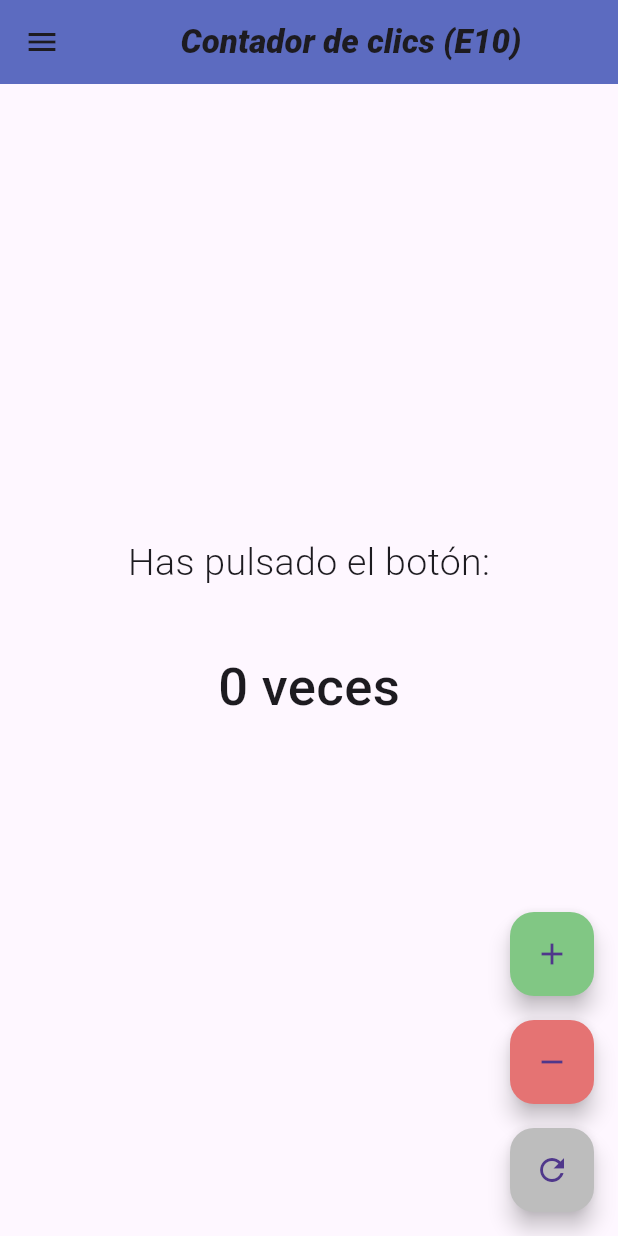
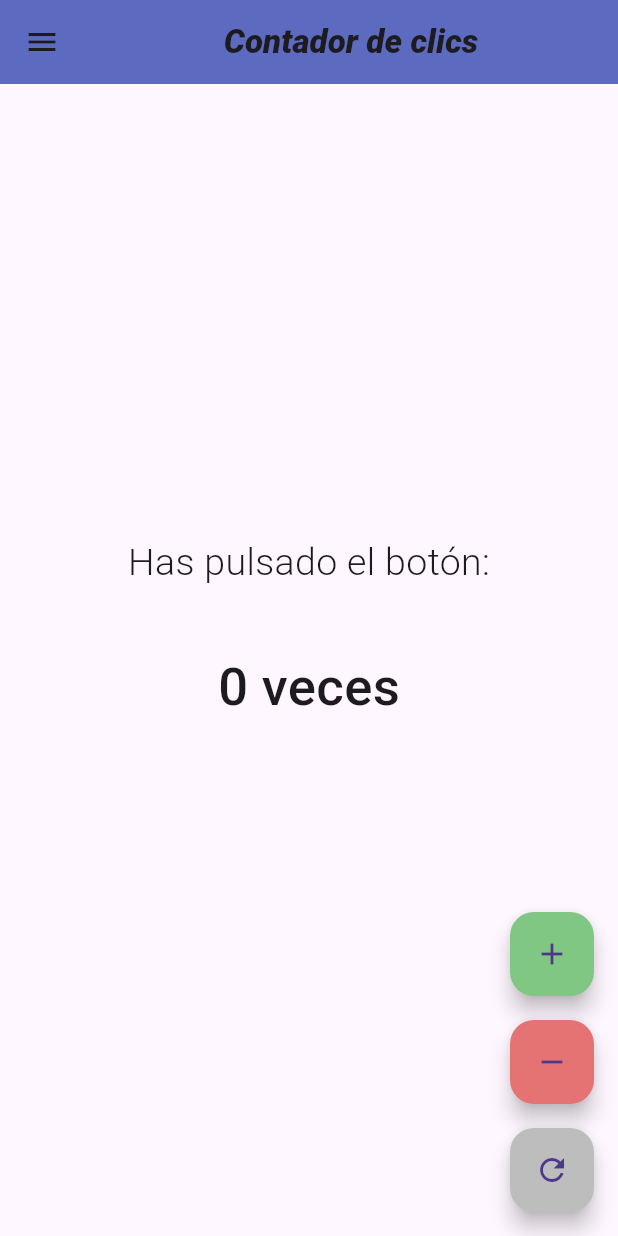
Before and after one commit to JuanAndresGasparMaldonado/juanandres_pmdm, a Flutter app: the PantallaActividad10 screen opened by its route, on a phone screen of 412 x 824 dp. Run offline on Flutter 3.47's test engine with Material 3 defaults, Android fonts, the phone set to English and light mode, and no system bars; our stand-ins replace auto_size_text, google_fonts.

```diff
--- a/drawer_unificado/lib/screens/pantalla_actividad10.dart
+++ b/drawer_unificado/lib/screens/pantalla_actividad10.dart
@@ -35,7 +35,7 @@
       appBar: AppBar(
         title: const Center(
           child: Text(
-            'Contador de clics (E10)',
+            'Contador de clics',
             style: TextStyle(
               fontStyle: FontStyle.italic,
               fontWeight: FontWeight.w900,
```
Also changed, not shown: drawer_unificado/lib/screens/pantalla_adivina_numero.dart (deleted), drawer_unificado/lib/screens/pantalla_formulario_simple.dart (deleted), 1 other file.
